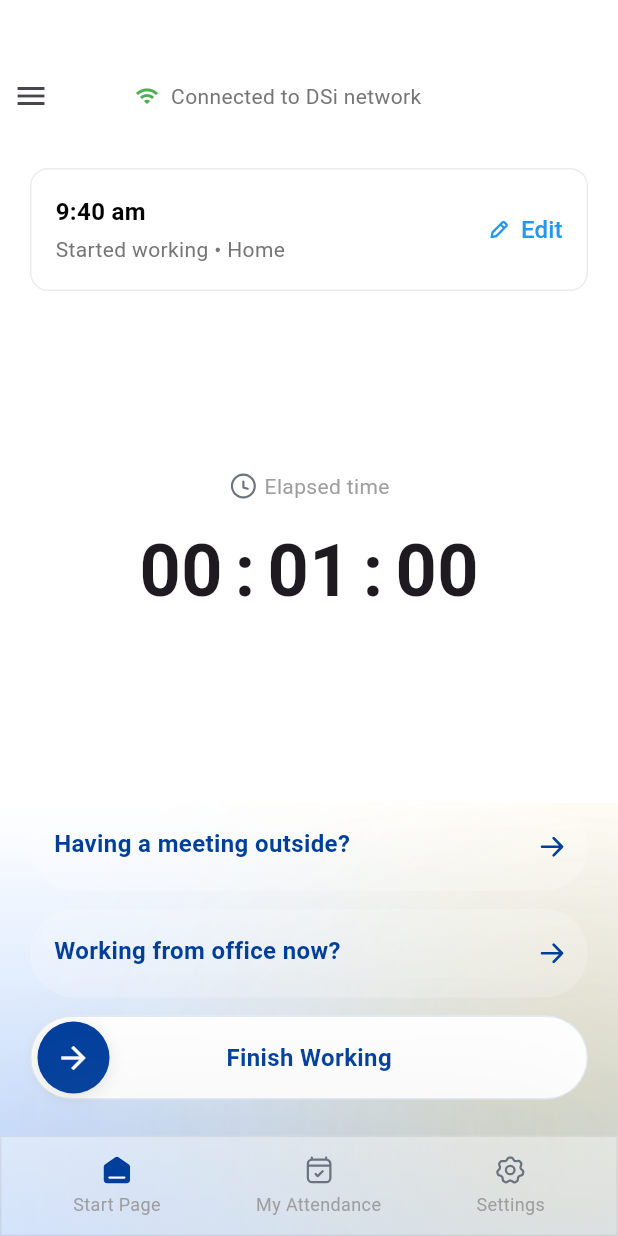
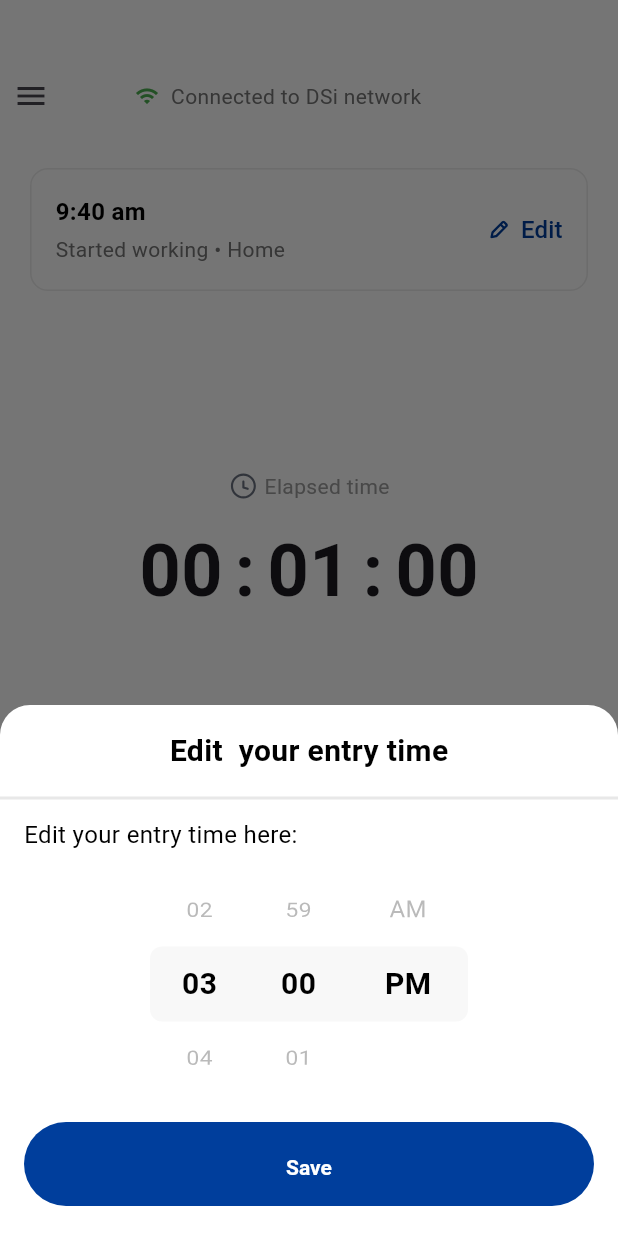
Before and after one commit to kabbo25/new_design, a Flutter app: the StartWorkingView screen opened directly, after a tap on "Edit", on a phone screen of 412 x 824 dp. Run offline on Flutter 3.47's test engine with Material 3 defaults, Android fonts, the phone set to English and light mode, and no system bars; our stand-ins replace connectivity_plus, flutter_svg, gap, geocoding, geolocator, go_router and 3 more; missing offline and left inert: gif_view, network_info_plus; project files that could hold a hidden picture were left out.

Commit message:
added edit working time modal

```diff
--- a/lib/features/start_working/view/pages/start_working_page.dart
+++ b/lib/features/start_working/view/pages/start_working_page.dart
@@ -3,6 +3,7 @@ import 'dart:developer' as developer;
 import 'package:flutter/material.dart';
 import 'package:gap/gap.dart';
 import 'package:go_router/go_router.dart';
+import 'package:new_design/features/edit_working_hour/view/pages/last_working_day_modal.dart';
 import 'package:new_design/features/finish_working/model/working_status.dart';
 import 'package:new_design/features/finish_working/view/widgets/bottom_gradient.dart';
 import 'package:new_design/features/start_page/view/widgets/bottom_navigation_section.dart';
@@ -48,7 +49,7 @@ class StartWorkingView extends StatelessWidget {
                     padding: const EdgeInsets.symmetric(horizontal: 20),
                     child: WorkingStatusCard(
                       startWorkingHour: viewModel.startWorkingHour,
-                      onEdit: () => () {},
+                      onEdit: () => _showStartWorking(context),
                     ),
                   ),
                   const Spacer(),
@@ -102,3 +103,22 @@ class StartWorkingView extends StatelessWidget {
     );
   }
 }
+
+void _showStartWorking(BuildContext context) {
+  developer.log('calling modal');
+  showModalBottomSheet(
+    context: context,
+    isScrollControlled: true,
+    backgroundColor: Colors.transparent,
+    builder: (context) => TimePickerModal(
+      title: 'Edit  your entry time',
+      editTimeLabel: 'Edit your entry time here:',
+      initialTime: const TimeOfDay(hour: 15, minute: 0),
+      showWorkingHourSelector: false,
+      onSave: (newTime) {
+        developer.log('calling');
+        // Handle save
+      },
+    ),
+  );
+}
--- a/lib/features/start_working/view/widgets/start_working_hour_card.dart
+++ b/lib/features/start_working/view/widgets/start_working_hour_card.dart
@@ -1,6 +1,7 @@
 import 'package:flutter/material.dart';
 import 'package:flutter_svg/flutter_svg.dart';
 import 'package:gap/gap.dart';
+import 'package:new_design/core/theme/app_palette.dart';
 import 'package:new_design/core/theme/app_text_styles.dart';
 import 'package:new_design/features/start_working/model/start_working_hour.dart';
 import 'package:new_design/generated/assets.dart';
@@ -55,16 +56,12 @@ class WorkingStatusCard extends StatelessWidget {
               children: [
                 SvgPicture.asset(
                   Assets.svgsEdit,
-                  colorFilter: const ColorFilter.mode(
-                    Colors.blue,
-                    BlendMode.srcIn,
-                  ),
                 ),
                 const Gap(8),
                 const Text(
                   'Edit',
                   style: TextStyle(
-                    color: Colors.blue,
+                    color: AppPalette.primary,
                     fontSize: 16,
                     fontWeight: FontWeight.w500,
                   ),
```
Also changed, not shown: lib/features/office_page/view/pages/wifi_connected.dart (+6 -10 lines), pubspec.lock.
